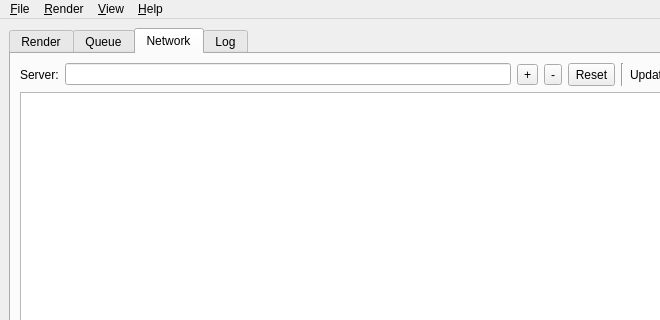
Before: the Qt Designer form qtgui/luxrender.ui in sungsoo/luxrender-lux, drawn with Qt 5; both pictures show x 0 to 660 and y 0 to 320 of the 840 by 611 pixel window.
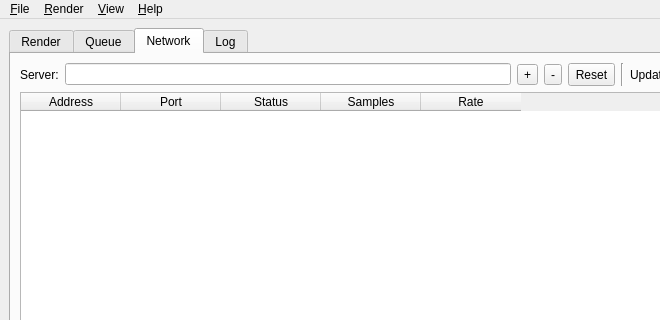
After: the same form once the commit is applied. The open tabs and pages were chosen to show the change. Icons and pictures are not drawn.

Commit message: Show column headers in networking table, changed header "IP" to "Address".

Patch:
```diff
--- a/qtgui/luxrender.ui
+++ b/qtgui/luxrender.ui
@@ -971,11 +971,11 @@
            <bool>true</bool>
           </property>
           <attribute name="horizontalHeaderVisible">
-           <bool>false</bool>
+           <bool>true</bool>
           </attribute>
           <column>
            <property name="text">
-            <string>IP</string>
+            <string>Address</string>
            </property>
           </column>
           <column>
```
